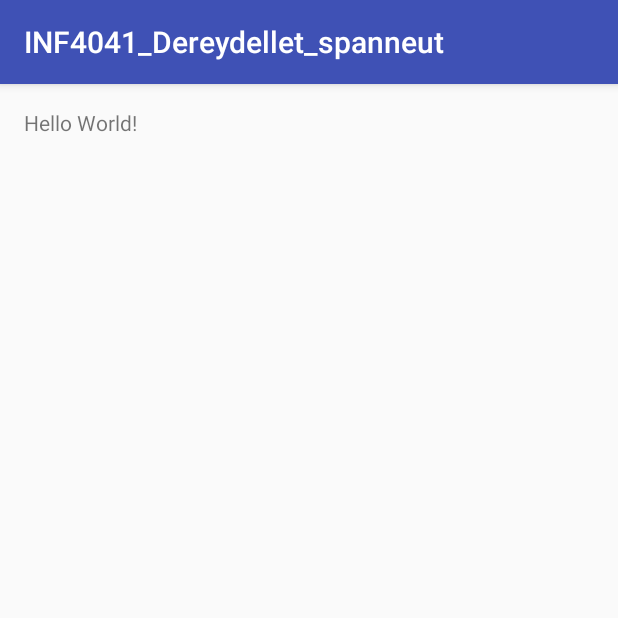
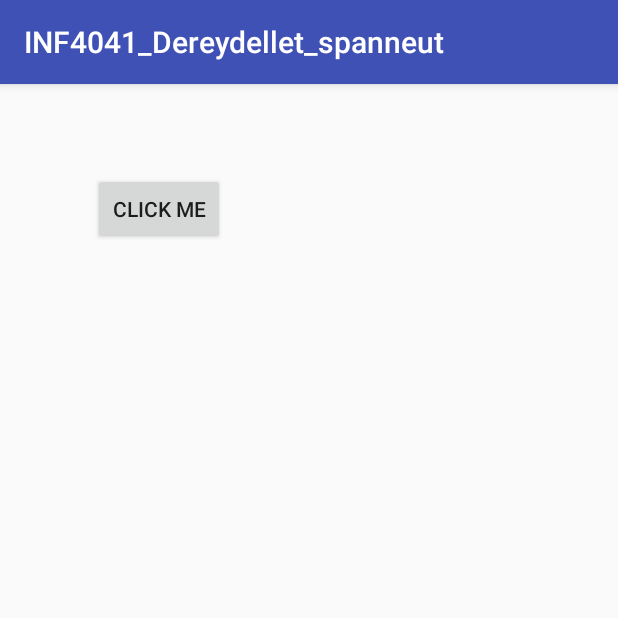
Before and after one commit to larako/INF4041_Dereydellet_Spanneut, an Android app: the screen it shows after launch (MainActivity), on a phone screen of 412 x 824 dp, the top half of it. Run offline under Robolectric (Android 15) with nearby library versions, the phone set to English and light mode, and no system bars.

Commit message:
All lib + button with onclick listener

```diff
--- a/app/src/main/java/com/example/soka/inf4041_dereydellet_spanneut/MainActivity.java
+++ b/app/src/main/java/com/example/soka/inf4041_dereydellet_spanneut/MainActivity.java
@@ -2,6 +2,9 @@ package com.example.soka.inf4041_dereydellet_spanneut;
 
 import android.support.v7.app.AppCompatActivity;
 import android.os.Bundle;
+import android.view.View;
+import android.widget.Button;
+import android.widget.Toast;
 
 public class MainActivity extends AppCompatActivity {
 
@@ -9,5 +12,14 @@ public class MainActivity extends AppCompatActivity {
     protected void onCreate(Bundle savedInstanceState) {
         super.onCreate(savedInstanceState);
         setContentView(R.layout.activity_main);
+
+        Button button1 = (Button) findViewById(R.id.btn_clickme);
+        button1.setOnClickListener(new View.OnClickListener() {
+
+            @Override
+            public void onClick(View view) {
+                Toast.makeText(getBaseContext(), "Hello" , Toast.LENGTH_SHORT ).show();
+            }
+        });
     }
 }
--- a/app/src/main/res/layout/activity_main.xml
+++ b/app/src/main/res/layout/activity_main.xml
@@ -10,8 +10,15 @@
     android:paddingTop="@dimen/activity_vertical_margin"
     tools:context="com.example.soka.inf4041_dereydellet_spanneut.MainActivity">
 
-    <TextView
+    <Button
         android:layout_width="wrap_content"
         android:layout_height="wrap_content"
-        android:text="Hello World!" />
+        android:text="Click Me"
+        android:id="@+id/btn_clickme"
+        android:layout_marginTop="43dp"
+        android:layout_alignParentTop="true"
+        android:layout_alignParentLeft="true"
+        android:layout_alignParentStart="true"
+        android:layout_marginLeft="46dp"
+        android:layout_marginStart="46dp" />
 </RelativeLayout>
```
Also changed, not shown: 4 other files.
